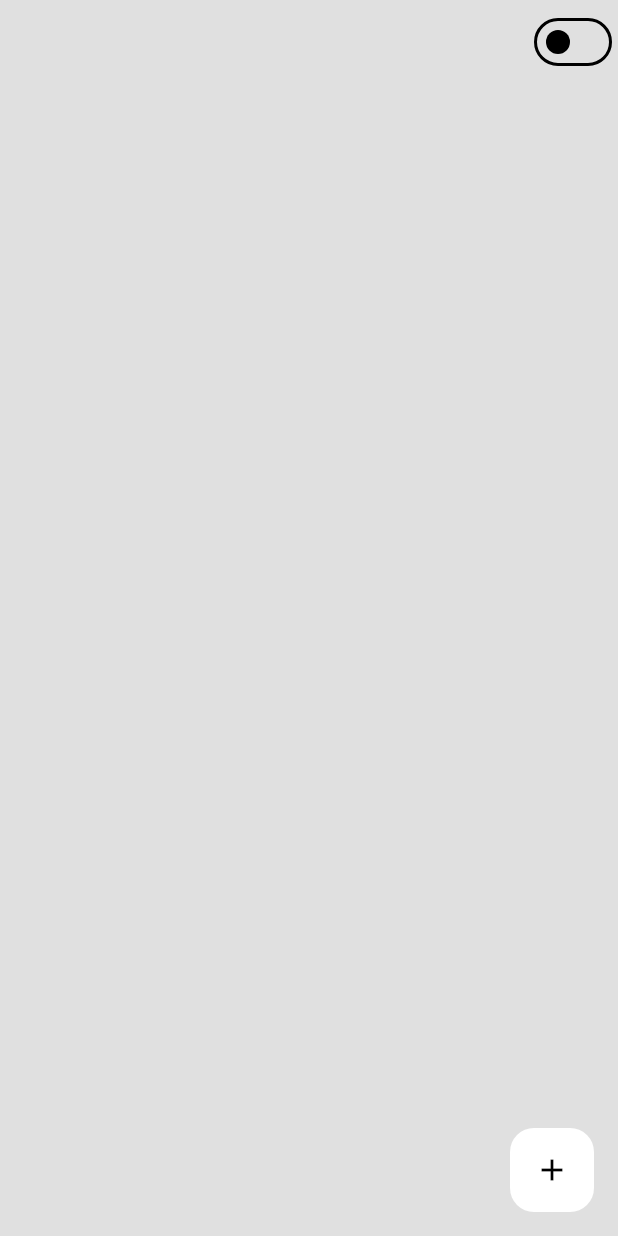
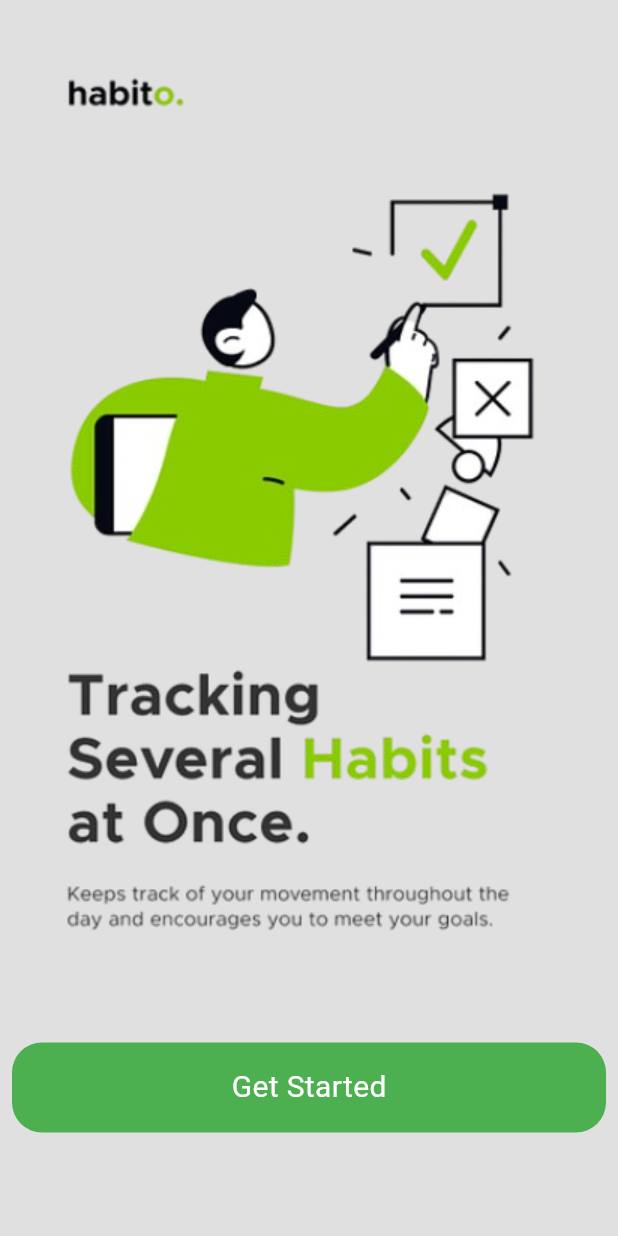
Before and after one commit to YashuPatel1724/habit_tracker_app, a Flutter app: the screen it shows after launch, on a phone screen of 412 x 824 dp. Run offline on Flutter 3.47's test engine with Material 3 defaults, Android fonts, the phone set to English and light mode, and no system bars; our stand-ins replace flutter_heatmap_calendar, flutter_slidable, isar; accounts and stored records are empty; generated files the repository leaves out were written again; statements that could not run were skipped.

Commit message:
har har mahadev

```diff
--- a/lib/main.dart
+++ b/lib/main.dart
@@ -2,6 +2,8 @@ import 'package:flutter/material.dart';
 import 'package:habit_tracker_app/DataBase/habit_database.dart';
 import 'package:habit_tracker_app/provider/theme_provider.dart';
 import 'package:habit_tracker_app/view/screen/home_page.dart';
+import 'package:habit_tracker_app/view/screen/intro_screen.dart';
+import 'package:habit_tracker_app/view/screen/splash_screen.dart';
 import 'package:provider/provider.dart';
 
 Future<void> main() async {
@@ -30,8 +32,11 @@ class MyApp extends StatelessWidget {
   Widget build(BuildContext context) {
     return MaterialApp(
       debugShowCheckedModeBanner: false,
+      initialRoute: '/',
       routes: {
-        '/': (context) => HomePage(),
+        '/': (context) => SplashScreen(),
+        '/intro': (context) => IntroScreen(),
+        '/home': (context) => HomePage(),
       },
       theme: Provider.of<ThemeProvider>(context).themeData,
     );
--- /dev/null
+++ b/lib/view/screen/intro_screen.dart
@@ -0,0 +1,40 @@
+import 'package:flutter/material.dart';
+
+class IntroScreen extends StatelessWidget {
+  const IntroScreen({super.key});
+
+  @override
+  Widget build(BuildContext context) {
+    return Scaffold(
+      body: Container(
+        height: double.infinity,
+        width: double.infinity,
+        child: Column(
+          children: [
+            SizedBox(height: 20,),
+            Image.asset(fit: BoxFit.cover,'assets/images/Screenshot_2024-08-12_100534-removebg-preview.png'),
+            SizedBox(height: 40,),
+            Padding(
+              padding: const EdgeInsets.all(8.0),
+              child: GestureDetector(
+                onTap: () {
+                  Navigator.of(context).pushReplacementNamed('/home');
+                },
+                child: Container(
+                  height: 60,
+                  width: double.infinity,
+                  decoration: BoxDecoration(
+                    borderRadius: BorderRadius.circular(20),
+                    color: Colors.green,
+                  ),
+                  alignment: Alignment.center,
+                  child: Text('Get Started',style: TextStyle(color: Colors.white,fontSize: 20),),
+                ),
+              ),
+            )
+          ],
+        ),
+      ),
+    );
+  }
+}
--- a/pubspec.yaml
+++ b/pubspec.yaml
@@ -70,6 +70,8 @@ flutter:
   # assets:
   #   - images/a_dot_burr.jpeg
   #   - images/a_dot_ham.jpeg
+  assets:
+    - assets/images/
 
   # An image asset can refer to one or more resolution-specific "variants", see
   # https://flutter.dev/assets-and-images/#resolution-aware
```
Also changed, not shown: lib/view/screen/home_page.dart (+32 -30 lines), lib/view/screen/splash_screen.dart (added, +54 -0 lines), assets/images/Screenshot_2024-08-12_100534-removebg-preview.png (added).
